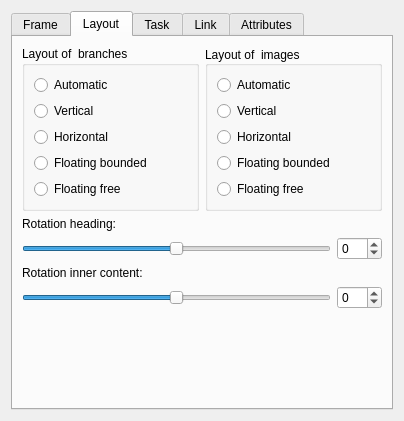
Before: the Qt Designer form forms/branchpropeditor.ui in insilmaril/vym, drawn with Qt 5.
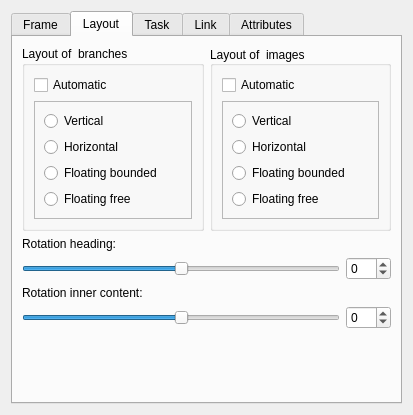
After: the same form once the commit is applied. The open tabs and pages were chosen to show the change.

Commit message: Improved branch property dialog for automatic layouts

```diff
--- a/forms/branchpropeditor.ui
+++ b/forms/branchpropeditor.ui
@@ -6,8 +6,8 @@
    <rect>
     <x>0</x>
     <y>0</y>
-    <width>404</width>
-    <height>421</height>
+    <width>413</width>
+    <height>415</height>
    </rect>
   </property>
   <property name="sizePolicy">
@@ -23,7 +23,7 @@
    <item>
     <widget class="QTabWidget" name="tabWidget">
      <property name="currentIndex">
-      <number>0</number>
+      <number>1</number>
      </property>
      <widget class="QWidget" name="tabFrame">
       <attribute name="title">
@@ -252,6 +252,9 @@
         <layout class="QHBoxLayout" name="horizontalLayout_2">
          <item>
           <widget class="QGroupBox" name="childrenBranchesGroupBox">
+           <property name="enabled">
+            <bool>true</bool>
+           </property>
            <property name="sizePolicy">
             <sizepolicy hsizetype="Preferred" vsizetype="Minimum">
              <horstretch>0</horstretch>
@@ -263,14 +266,26 @@
            </property>
            <layout class="QVBoxLayout" name="verticalLayout_5">
             <item>
+             <widget class="QCheckBox" name="branchesAutoLayoutCheckBox">
+              <property name="text">
+               <string>Automatic</string>
+              </property>
+             </widget>
+            </item>
+            <item>
+             <widget class="QFrame" name="branchesLayoutsFrame">
+              <property name="enabled">
+               <bool>true</bool>
+              </property>
+              <property name="frameShape">
+               <enum>QFrame::StyledPanel</enum>
+              </property>
+              <property name="frameShadow">
+               <enum>QFrame::Raised</enum>
+              </property>
+              <layout class="QVBoxLayout" name="verticalLayout_7">
+               <item>
              <layout class="QVBoxLayout" name="verticalLayout_2">
-              <item>
-               <widget class="QRadioButton" name="branchesLayoutAutoButton">
-                <property name="text">
-                 <string>Automatic</string>
-                </property>
-               </widget>
-              </item>
               <item>
                <widget class="QRadioButton" name="branchesLayoutVerticalButton">
                 <property name="text">
@@ -304,6 +319,9 @@
            </layout>
           </widget>
          </item>
+           </layout>
+          </widget>
+         </item>
          <item>
           <widget class="QGroupBox" name="childrenImagesGroupBox">
            <property name="sizePolicy">
@@ -326,14 +344,23 @@
            </property>
            <layout class="QVBoxLayout" name="verticalLayout_4">
             <item>
+             <widget class="QCheckBox" name="imagesAutoLayoutCheckBox">
+              <property name="text">
+               <string>Automatic</string>
+              </property>
+             </widget>
+            </item>
+            <item>
+             <widget class="QFrame" name="imagesLayoutsFrame">
+              <property name="frameShape">
+               <enum>QFrame::StyledPanel</enum>
+              </property>
+              <property name="frameShadow">
+               <enum>QFrame::Raised</enum>
+              </property>
+              <layout class="QVBoxLayout" name="verticalLayout_8">
+               <item>
              <layout class="QVBoxLayout" name="verticalLayout_3">
-              <item>
-               <widget class="QRadioButton" name="imagesLayoutAutoButton">
-                <property name="text">
-                 <string>Automatic</string>
-                </property>
-               </widget>
-              </item>
               <item>
                <widget class="QRadioButton" name="imagesLayoutVerticalButton">
                 <property name="text">
@@ -363,6 +390,9 @@
                </widget>
               </item>
              </layout>
+               </item>
+              </layout>
+             </widget>
             </item>
            </layout>
           </widget>
```
Lines whose indentation alone changed are shown as unchanged. The commit also changes 7 other files.
